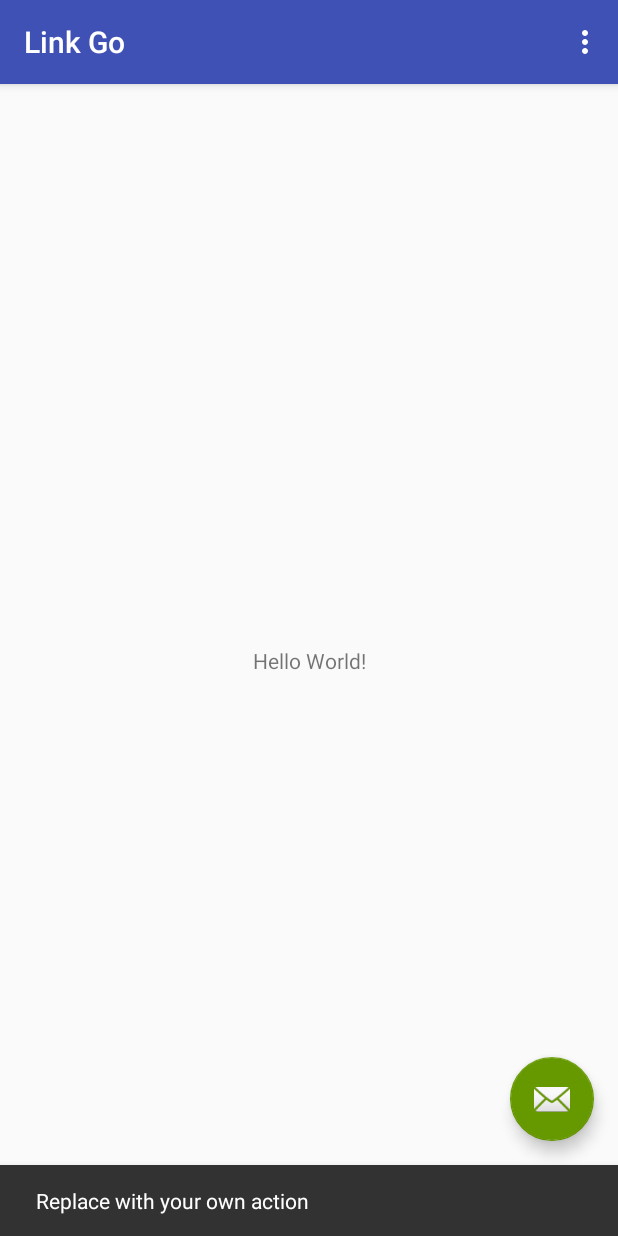
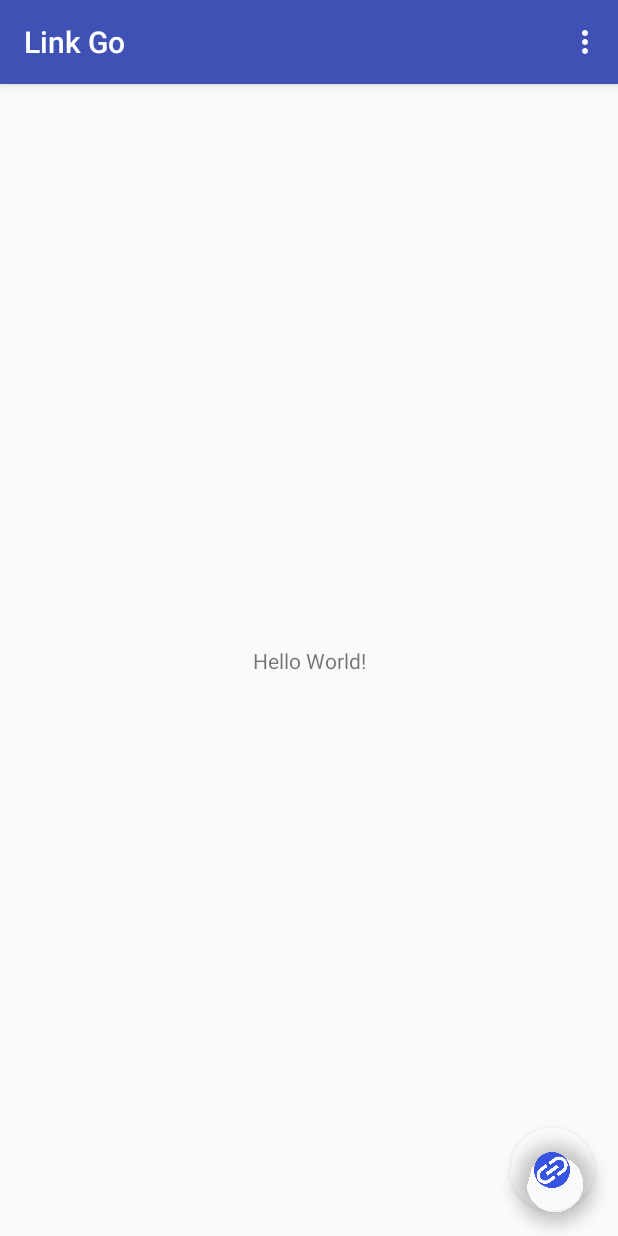
Before and after one commit to Nin007-Hasan/Link-Go, an Android app: the screen it shows after launch (MainActivity), after a tap on an icon or button, on a phone screen of 412 x 824 dp. Run offline under Robolectric (Android 15) with nearby library versions, the phone set to English and light mode, and no system bars.

Commit message:
changes in files

```diff
--- a/app/src/main/java/com/hihasan/linkgo/MainActivity.kt
+++ b/app/src/main/java/com/hihasan/linkgo/MainActivity.kt
@@ -5,6 +5,7 @@ import android.support.design.widget.Snackbar
 import android.support.v7.app.AppCompatActivity
 import android.view.Menu
 import android.view.MenuItem
+import android.widget.Toast
 
 import kotlinx.android.synthetic.main.activity_main.*
 
@@ -16,8 +17,9 @@ class MainActivity : AppCompatActivity() {
         setSupportActionBar(toolbar)
 
         fab.setOnClickListener { view ->
-            Snackbar.make(view, "Replace with your own action", Snackbar.LENGTH_LONG)
-                    .setAction("Action", null).show()
+//            Snackbar.make(view, "Replace with your own action", Snackbar.LENGTH_LONG)
+//                    .setAction("Action", null).show()
+            Toast.makeText(this,"This press will show Custom Box",Toast.LENGTH_SHORT).show()
         }
     }
 
--- a/app/src/main/res/layout/activity_main.xml
+++ b/app/src/main/res/layout/activity_main.xml
@@ -28,7 +28,7 @@
         android:layout_height="wrap_content"
         android:layout_gravity="bottom|end"
         android:layout_margin="@dimen/fab_margin"
-        app:backgroundTint="@android:color/holo_green_dark"
-        app:srcCompat="@android:drawable/ic_dialog_email" />
+        app:backgroundTint="@android:color/transparent"
+        app:srcCompat="@drawable/link_logo" />
 
 </android.support.design.widget.CoordinatorLayout>
```
Also changed, not shown: app/src/main/res/drawable-v24/link_logo.png (added).
